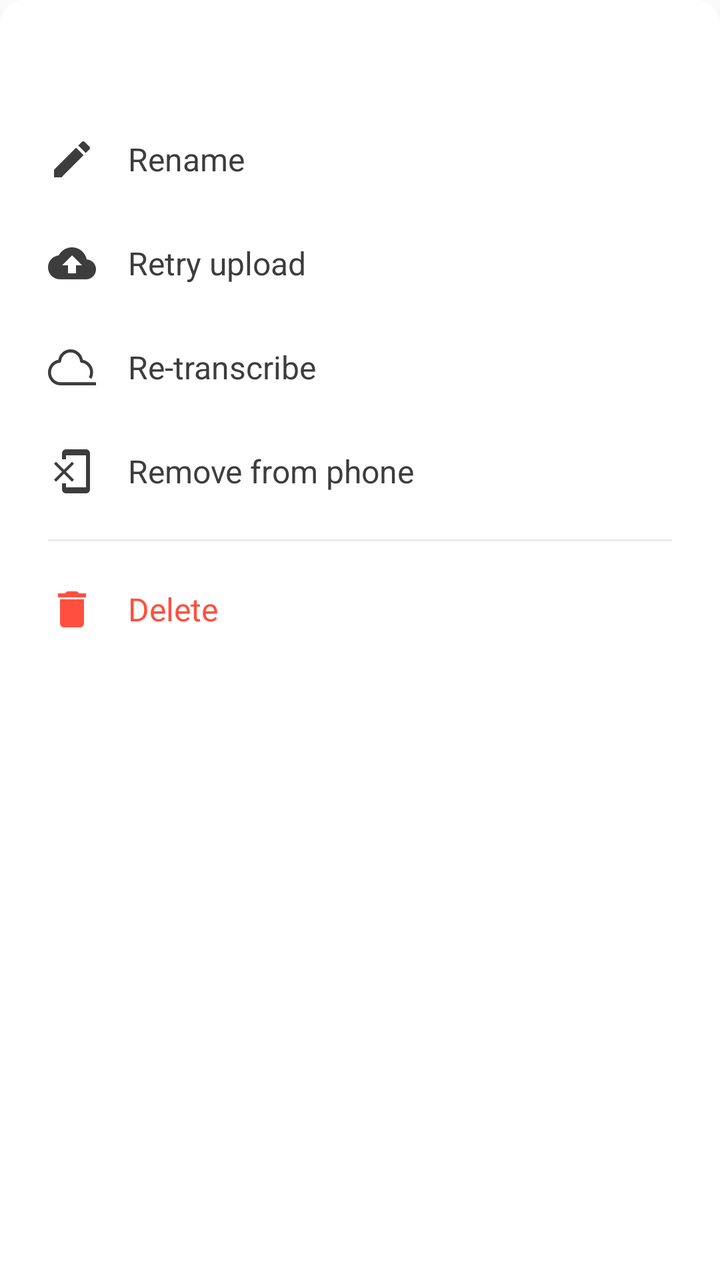
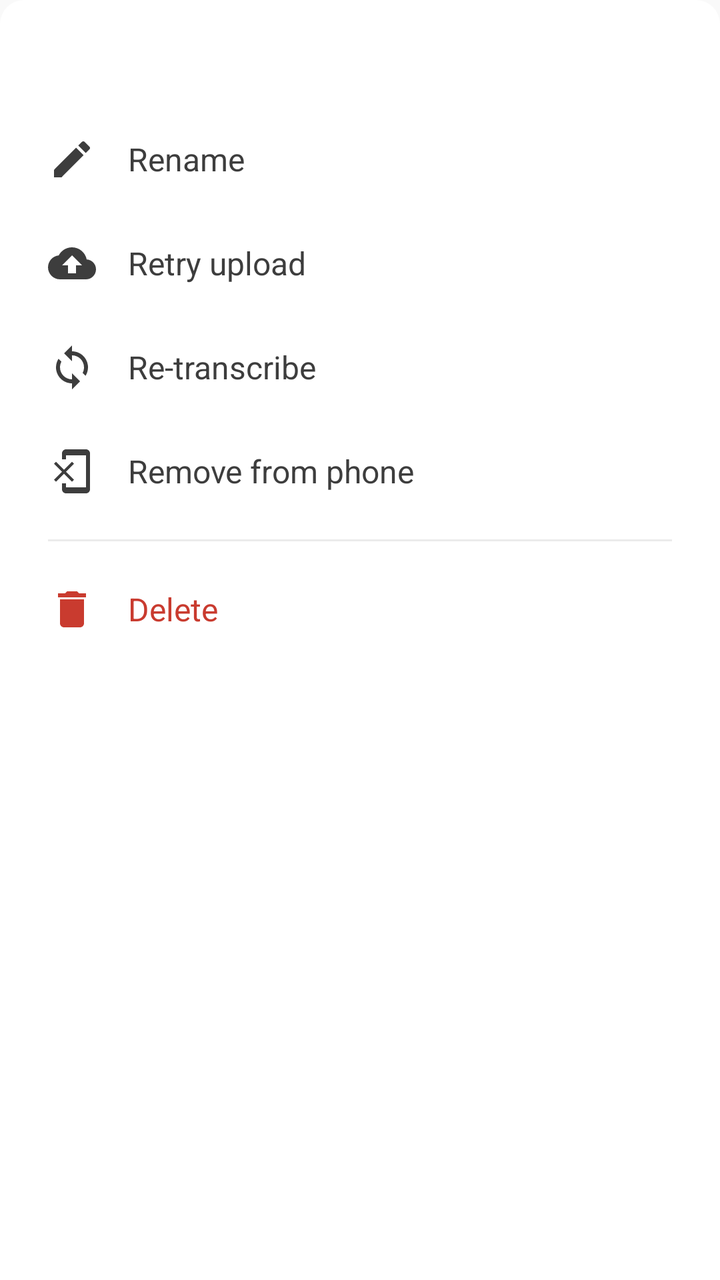

Screens rendered from an Android XML layout before and after an edit, with the pre-edit source and the edit as a unified diff.
<!-- AndroidManifest.xml: application theme Theme.PlaudBridge -->
<!-- res/layout/sheet_recording_actions.xml -->
<?xml version="1.0" encoding="utf-8"?>
<LinearLayout xmlns:android="http://schemas.android.com/apk/res/android"
    xmlns:app="http://schemas.android.com/apk/res-auto"
    android:layout_width="match_parent"
    android:layout_height="wrap_content"
    android:background="@drawable/bg_bottom_sheet"
    android:orientation="vertical"
    android:paddingTop="12dp"
    android:paddingBottom="16dp">

    <TextView
        android:id="@+id/sheetTitle"
        android:layout_width="match_parent"
        android:layout_height="wrap_content"
        android:ellipsize="end"
        android:fontFamily="sans-serif-medium"
        android:maxLines="2"
        android:paddingStart="24dp"
        android:paddingTop="8dp"
        android:paddingEnd="24dp"
        android:paddingBottom="12dp"
        android:textColor="@color/dark_gray"
        android:textSize="16sp" />

    <LinearLayout
        android:id="@+id/actionRename"
        style="@style/RecordingActionRow">

        <ImageView
            style="@style/RecordingActionIcon"
            android:contentDescription="@null"
            android:src="@drawable/ic_edit" />

        <TextView
            style="@style/RecordingActionLabel"
            android:text="@string/rename" />
    </LinearLayout>

    <LinearLayout
        android:id="@+id/actionRetryUpload"
        style="@style/RecordingActionRow">

        <ImageView
            style="@style/RecordingActionIcon"
            android:contentDescription="@null"
            android:src="@drawable/ic_upload" />

        <TextView
            style="@style/RecordingActionLabel"
            android:text="@string/retry_upload" />
    </LinearLayout>

    <LinearLayout
        android:id="@+id/actionRetranscribe"
        style="@style/RecordingActionRow">

        <ImageView
            style="@style/RecordingActionIcon"
            android:contentDescription="@null"
            android:src="@drawable/ic_sync" />

        <TextView
            style="@style/RecordingActionLabel"
            android:text="@string/retranscribe" />
    </LinearLayout>

    <LinearLayout
        android:id="@+id/actionRemoveFromPhone"
        style="@style/RecordingActionRow">

        <ImageView
            style="@style/RecordingActionIcon"
            android:contentDescription="@null"
            android:src="@drawable/ic_phone_erase" />

        <TextView
            style="@style/RecordingActionLabel"
            android:text="@string/remove_from_phone" />
    </LinearLayout>

    <View
        android:layout_width="match_parent"
        android:layout_height="1dp"
        android:layout_marginStart="24dp"
        android:layout_marginTop="8dp"
        android:layout_marginEnd="24dp"
        android:layout_marginBottom="8dp"
        android:background="@color/separator" />

    <LinearLayout
        android:id="@+id/actionDelete"
        style="@style/RecordingActionRow">

        <ImageView
            style="@style/RecordingActionIcon"
            android:contentDescription="@null"
            android:src="@drawable/ic_delete"
            app:tint="@color/red" />

        <TextView
            style="@style/RecordingActionLabel"
            android:text="@string/delete"
            android:textColor="@color/red" />
    </LinearLayout>
</LinearLayout>
<!-- resources referenced by this layout -->
<resources>
  <color name="dark_gray">#3D3D3D</color>
  <color name="red">#FF503F</color>
  <color name="separator">#EBEBEB</color>
  <!-- drawable bg_bottom_sheet (drawable) -->
  <?xml version="1.0" encoding="utf-8"?>
  <shape xmlns:android="http://schemas.android.com/apk/res/android"
      android:shape="rectangle">
      <solid android:color="@color/white" />
      <corners
          android:topLeftRadius="12dp"
          android:topRightRadius="12dp" />
  </shape>
  <!-- drawable ic_sync (drawable) -->
  <?xml version="1.0" encoding="utf-8"?>
  <vector xmlns:android="http://schemas.android.com/apk/res/android"
      android:width="24dp"
      android:height="18dp"
      android:viewportWidth="23.8332"
      android:viewportHeight="17.426">
      <path
          android:pathData="M23.8332,16.676H6.22458C3.20105,16.676 0.75,14.225 0.75,11.2015C0.75,8.33844 2.94781,5.98967 5.74827,5.74827C5.98967,2.94782 8.33844,0.75 11.2015,0.75C14.0645,0.75 16.4122,2.94785 16.6537,5.74827C19.4546,5.98921 21.6529,8.33811 21.6529,11.2015C21.6529,12.1897 21.3911,13.1167 20.9331,13.917"
          android:strokeColor="#3D3D3D"
          android:strokeWidth="1.5"
          android:strokeLineJoin="round"
          android:fillColor="@android:color/transparent" />
  </vector>
  <style name="RecordingActionIcon">
          <item name="android:layout_width">24dp</item>
          <item name="android:layout_height">24dp</item>
          <item name="tint">@color/dark_gray</item>
      </style>
  <style name="RecordingActionLabel">
          <item name="android:layout_width">wrap_content</item>
          <item name="android:layout_height">wrap_content</item>
          <item name="android:layout_marginStart">16dp</item>
          <item name="android:fontFamily">sans-serif</item>
          <item name="android:textColor">@color/dark_gray</item>
          <item name="android:textSize">16sp</item>
      </style>
  <style name="Theme.PlaudBridge" parent="Theme.MaterialComponents.Light.NoActionBar">
          <item name="colorPrimary">#1F1F1F</item>
          <item name="colorPrimaryVariant">#1F1F1F</item>
          <item name="colorOnPrimary">#FFFFFF</item>
          <item name="colorSecondary">#6CAE85</item>
          <item name="colorOnSecondary">#FFFFFF</item>
          <item name="android:windowBackground">@color/bg_primary</item>
          <item name="android:statusBarColor">@color/bg_primary</item>
          <item name="android:windowLightStatusBar">true</item>
          <item name="windowActionBar">false</item>
          <item name="windowNoTitle">true</item>
      </style>
  <color name="white">#FFFFFF</color>
  <color name="bg_primary">#F9F9F9</color>
  <!-- unchanged entries left out for length: 10 -->
</resources>

<!-- the commit's change to res/layout/sheet_recording_actions.xml (unified diff, before → after) -->
@@ -19,7 +19,7 @@
         android:paddingTop="8dp"
         android:paddingEnd="24dp"
         android:paddingBottom="12dp"
-        android:textColor="@color/dark_gray"
+        android:textColor="?attr/colorOnSurface"
         android:textSize="16sp" />
 
     <LinearLayout
@@ -85,7 +85,7 @@
         android:layout_marginTop="8dp"
         android:layout_marginEnd="24dp"
         android:layout_marginBottom="8dp"
-        android:background="@color/separator" />
+        android:background="?attr/pbColorDivider" />
 
     <LinearLayout
         android:id="@+id/actionDelete"
@@ -95,11 +95,11 @@
             style="@style/RecordingActionIcon"
             android:contentDescription="@null"
             android:src="@drawable/ic_delete"
-            app:tint="@color/red" />
+            app:tint="?attr/colorError" />
 
         <TextView
             style="@style/RecordingActionLabel"
             android:text="@string/delete"
-            android:textColor="@color/red" />
+            android:textColor="?attr/colorError" />
     </LinearLayout>
 </LinearLayout>
<!-- resource entries referenced after the edit -->
@@ -1,13 +1,10 @@
 <!-- resources referenced by this layout -->
 <resources>
-  <color name="dark_gray">#3D3D3D</color>
-  <color name="red">#FF503F</color>
-  <color name="separator">#EBEBEB</color>
   <!-- drawable bg_bottom_sheet (drawable) -->
   <?xml version="1.0" encoding="utf-8"?>
   <shape xmlns:android="http://schemas.android.com/apk/res/android"
       android:shape="rectangle">
-      <solid android:color="@color/white" />
+      <solid android:color="?attr/colorSurface" />
       <corners
           android:topLeftRadius="12dp"
           android:topRightRadius="12dp" />
@@ -16,43 +13,142 @@
   <?xml version="1.0" encoding="utf-8"?>
   <vector xmlns:android="http://schemas.android.com/apk/res/android"
       android:width="24dp"
-      android:height="18dp"
-      android:viewportWidth="23.8332"
-      android:viewportHeight="17.426">
+      android:height="24dp"
+      android:viewportWidth="24"
+      android:viewportHeight="24"
+      android:tint="?attr/colorControlNormal">
       <path
-          android:pathData="M23.8332,16.676H6.22458C3.20105,16.676 0.75,14.225 0.75,11.2015C0.75,8.33844 2.94781,5.98967 5.74827,5.74827C5.98967,2.94782 8.33844,0.75 11.2015,0.75C14.0645,0.75 16.4122,2.94785 16.6537,5.74827C19.4546,5.98921 21.6529,8.33811 21.6529,11.2015C21.6529,12.1897 21.3911,13.1167 20.9331,13.917"
-          android:strokeColor="#3D3D3D"
-          android:strokeWidth="1.5"
-          android:strokeLineJoin="round"
-          android:fillColor="@android:color/transparent" />
+          android:fillColor="@android:color/white"
+          android:pathData="M12,4V1L8,5l4,4V6c3.31,0 6,2.69 6,6 0,1.01 -0.25,1.97 -0.7,2.8l1.46,1.46C19.54,15.03 20,13.57 20,12c0,-4.42 -3.58,-8 -8,-8zm0,14c-3.31,0 -6,-2.69 -6,-6 0,-1.01 0.25,-1.97 0.7,-2.8L5.24,7.74C4.46,8.97 4,10.43 4,12c0,4.42 3.58,8 8,8v3l4,-4 -4,-4v3z" />
   </vector>
   <style name="RecordingActionIcon">
           <item name="android:layout_width">24dp</item>
           <item name="android:layout_height">24dp</item>
-          <item name="tint">@color/dark_gray</item>
+          <item name="tint">?attr/pbColorTextBody</item>
       </style>
   <style name="RecordingActionLabel">
           <item name="android:layout_width">wrap_content</item>
           <item name="android:layout_height">wrap_content</item>
           <item name="android:layout_marginStart">16dp</item>
           <item name="android:fontFamily">sans-serif</item>
-          <item name="android:textColor">@color/dark_gray</item>
+          <item name="android:textColor">?attr/pbColorTextBody</item>
           <item name="android:textSize">16sp</item>
       </style>
-  <style name="Theme.PlaudBridge" parent="Theme.MaterialComponents.Light.NoActionBar">
-          <item name="colorPrimary">#1F1F1F</item>
-          <item name="colorPrimaryVariant">#1F1F1F</item>
-          <item name="colorOnPrimary">#FFFFFF</item>
-          <item name="colorSecondary">#6CAE85</item>
-          <item name="colorOnSecondary">#FFFFFF</item>
-          <item name="android:windowBackground">@color/bg_primary</item>
-          <item name="android:statusBarColor">@color/bg_primary</item>
-          <item name="android:windowLightStatusBar">true</item>
+  <style name="Theme.PlaudBridge" parent="Base.Theme.PlaudBridge" />
+  <style name="Base.Theme.PlaudBridge" parent="Theme.MaterialComponents.DayNight.NoActionBar">
+          <item name="colorPrimary">@color/pb_primary</item>
+          <item name="colorPrimaryVariant">@color/pb_primary</item>
+          <item name="colorOnPrimary">@color/pb_on_primary</item>
+          
+          <item name="colorSecondary">@color/pb_primary</item>
+          <item name="colorSecondaryVariant">@color/pb_primary</item>
+          <item name="colorOnSecondary">@color/pb_on_primary</item>
+          <item name="colorSurface">@color/pb_surface</item>
+          <item name="colorOnSurface">@color/pb_on_surface</item>
+          <item name="colorSurfaceVariant">@color/pb_surface_variant</item>
+          <item name="colorOnSurfaceVariant">@color/pb_on_surface_variant</item>
+          <item name="colorOutline">@color/pb_outline</item>
+          <item name="colorError">@color/pb_error</item>
+          <item name="colorOnError">@color/pb_on_primary</item>
+          <item name="android:colorBackground">@color/pb_background</item>
+          <item name="colorOnBackground">@color/pb_on_surface</item>
+          <item name="colorControlNormal">@color/pb_on_surface_variant</item>
+          <item name="android:textColorPrimary">@color/pb_on_surface</item>
+          <item name="android:textColorSecondary">@color/pb_on_surface_variant</item>
+          <item name="android:textColorHint">@color/pb_on_surface_variant</item>
+          <item name="android:textColorLink">@color/pb_on_surface</item>
+  
+          <item name="pbColorTextBody">@color/pb_text_body</item>
+          <item name="pbColorDivider">@color/pb_divider</item>
+          <item name="pbColorSuccess">@color/pb_success</item>
+          <item name="pbColorWarning">@color/pb_warning</item>
+          <item name="pbColorHighlightAccent">@color/pb_warning</item>
+          <item name="pbColorHighlightFlash">@color/pb_highlight_flash</item>
+          <item name="pbColorSelectionTint">@color/pb_selection_tint</item>
+  
+          <item name="android:windowBackground">@color/pb_background</item>
+          <item name="android:statusBarColor">@color/pb_background</item>
+          <item name="android:windowLightStatusBar">@bool/pb_light_system_bars</item>
           <item name="windowActionBar">false</item>
           <item name="windowNoTitle">true</item>
+  
+          <item name="materialButtonStyle">@style/Widget.PlaudBridge.Button</item>
+          <item name="materialButtonOutlinedStyle">@style/Widget.PlaudBridge.Button.Outlined</item>
+          <item name="materialAlertDialogTheme">@style/ThemeOverlay.PlaudBridge.Dialog</item>
+          <item name="alertDialogTheme">@style/ThemeOverlay.PlaudBridge.Dialog</item>
+          <item name="bottomSheetDialogTheme">@style/ThemeOverlay.PlaudBridge.BottomSheet</item>
       </style>
-  <color name="white">#FFFFFF</color>
-  <color name="bg_primary">#F9F9F9</color>
+  <color name="pb_primary">#1F1F1F</color>
+  <color name="pb_on_primary">#FFFFFF</color>
+  <color name="pb_surface">#FFFFFF</color>
+  <color name="pb_on_surface">#1F1F1F</color>
+  <color name="pb_surface_variant">#EFEFEF</color>
+  <color name="pb_on_surface_variant">#646464</color>
+  <color name="pb_outline">#C6C6C6</color>
+  <color name="pb_error">#C93B2F</color>
+  <color name="pb_background">#F9F9F9</color>
+  <color name="pb_text_body">#3D3D3D</color>
+  <color name="pb_divider">#EBEBEB</color>
+  <color name="pb_success">#357A50</color>
+  <color name="pb_warning">#9E5C00</color>
+  <color name="pb_highlight_flash">#33FF9500</color>
+  <color name="pb_selection_tint">#1F3D3D3D</color>
+  <style name="Widget.PlaudBridge.Button" parent="Widget.MaterialComponents.Button.UnelevatedButton">
+          <item name="android:textAllCaps">false</item>
+          <item name="android:fontFamily">sans-serif-medium</item>
+          <item name="android:textSize">14sp</item>
+          <item name="android:letterSpacing">0</item>
+          <item name="android:insetTop">0dp</item>
+          <item name="android:insetBottom">0dp</item>
+          <item name="android:minWidth">0dp</item>
+          <item name="android:minHeight">36dp</item>
+          <item name="android:paddingStart">16dp</item>
+          <item name="android:paddingEnd">16dp</item>
+          <item name="android:textColor">@color/pb_button_filled_text</item>
+          <item name="backgroundTint">@color/pb_button_filled_bg</item>
+          <item name="rippleColor">@color/pb_button_filled_ripple</item>
+          <item name="cornerRadius">12dp</item>
+          <item name="iconTint">@color/pb_button_filled_text</item>
+      </style>
+  <style name="Widget.PlaudBridge.Button.Outlined" parent="Widget.MaterialComponents.Button.OutlinedButton">
+          <item name="android:textAllCaps">false</item>
+          <item name="android:fontFamily">sans-serif-medium</item>
+          <item name="android:textSize">14sp</item>
+          <item name="android:letterSpacing">0</item>
+          <item name="android:insetTop">0dp</item>
+          <item name="android:insetBottom">0dp</item>
+          <item name="android:minWidth">0dp</item>
+          <item name="android:minHeight">36dp</item>
+          <item name="android:paddingStart">16dp</item>
+          <item name="android:paddingEnd">16dp</item>
+          <item name="android:textColor">@color/pb_button_outlined_text</item>
+          <item name="backgroundTint">?attr/colorSurface</item>
+          <item name="strokeColor">@color/pb_button_outlined_stroke</item>
+          <item name="strokeWidth">1dp</item>
+          <item name="rippleColor">@color/pb_button_outlined_ripple</item>
+          <item name="cornerRadius">12dp</item>
+          <item name="iconTint">@color/pb_button_outlined_text</item>
+      </style>
+  <style name="ThemeOverlay.PlaudBridge.Dialog" parent="ThemeOverlay.MaterialComponents.MaterialAlertDialog">
+          <item name="colorPrimary">@color/pb_primary</item>
+          <item name="colorOnSurface">@color/pb_on_surface</item>
+          <item name="android:textColorPrimary">@color/pb_on_surface</item>
+          <item name="android:textColorSecondary">@color/pb_text_body</item>
+          <item name="android:textColorAlertDialogListItem">@color/pb_on_surface</item>
+          <item name="shapeAppearanceOverlay">@style/ShapeAppearanceOverlay.PlaudBridge.Dialog</item>
+      </style>
+  <style name="ThemeOverlay.PlaudBridge.BottomSheet" parent="ThemeOverlay.MaterialComponents.BottomSheetDialog">
+          <item name="bottomSheetStyle">@style/Widget.PlaudBridge.BottomSheet</item>
+          <item name="android:navigationBarColor">@color/pb_surface</item>
+      </style>
+  <style name="ShapeAppearanceOverlay.PlaudBridge.Dialog" parent="">
+          <item name="cornerFamily">rounded</item>
+          <item name="cornerSize">16dp</item>
+      </style>
+  <style name="Widget.PlaudBridge.BottomSheet" parent="Widget.MaterialComponents.BottomSheet.Modal">
+          <item name="android:background">@android:color/transparent</item>
+          <item name="backgroundTint">@android:color/transparent</item>
+      </style>
   <!-- unchanged entries left out for length: 10 -->
 </resources>
 
